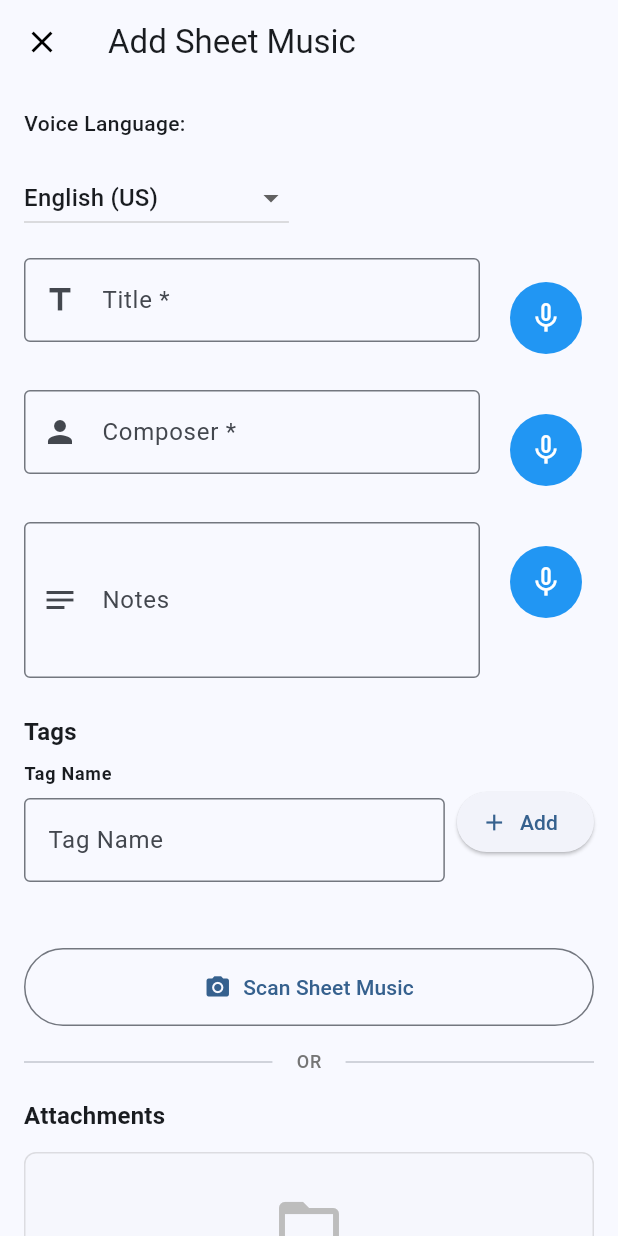
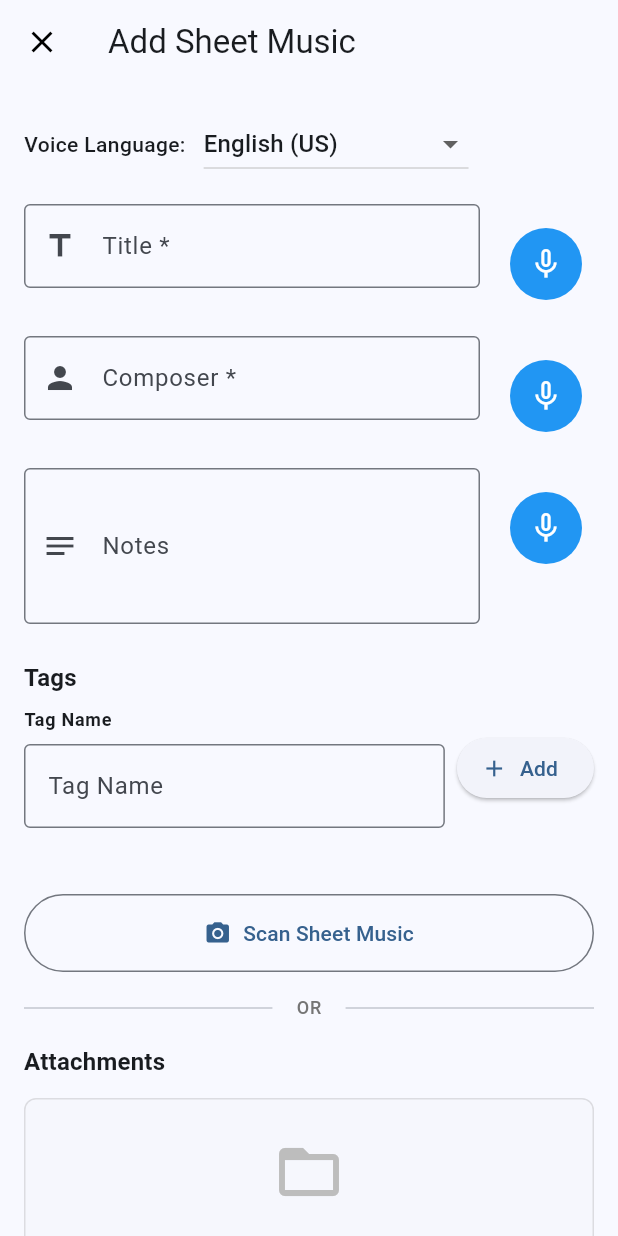
Before and after one commit to tomatitito/sheet-scanner, a Flutter app: the _AddSheetForm screen opened directly with empty values, on a phone screen of 412 x 824 dp. Run offline on Flutter 3.47's test engine with Material 3 defaults, Android fonts, the phone set to English and light mode, and no system bars; our stand-ins replace camera, drift, equatable, file_picker, flutter_bloc, freezed_annotation and 6 more; missing offline and left inert: google_mlkit_text_recognition; accounts and stored records are empty; generated files the repository leaves out were written again.

Commit message:
feat: enhance dictation feature
- Reduce default timeout from 1 minute to 30 seconds for faster user experience
- Add 'Done' button to manually confirm end of dictation without waiting for timeout
- Integrate LanguageSelector UI into AddSheetPage and EditSheetPage
- Users can now select their preferred language for speech recognition

Closes: sheet-scanner-70d, sheet-scanner-e9r, sheet-scanner-edi

```diff
--- a/lib/features/sheet_music/presentation/pages/add_sheet_page.dart
+++ b/lib/features/sheet_music/presentation/pages/add_sheet_page.dart
@@ -250,13 +250,10 @@ class _AddSheetFormState extends State<_AddSheetForm> {
                           style: TextStyle(fontWeight: FontWeight.w500),
                         ),
                         SizedBox(width: 12),
+                        LanguageSelector(
+                          initialLanguage: 'en_US',
+                        ),
                       ],
-                    ),
-                  ),
-                  Padding(
-                    padding: const EdgeInsets.only(bottom: 16.0),
-                    child: LanguageSelector(
-                      initialLanguage: 'en_US',
                     ),
                   ),
                   // Title field with voice input
```
Also changed, not shown: lib/features/sheet_music/presentation/pages/edit_sheet_page.dart (+4 -4 lines), 2 other files.
